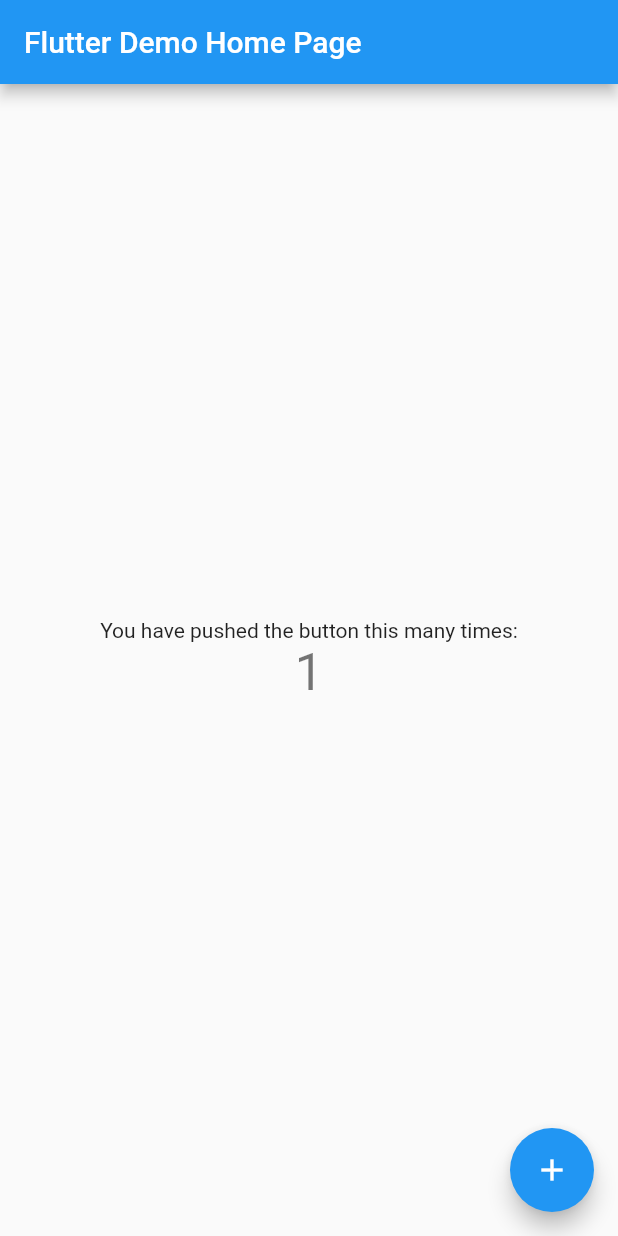
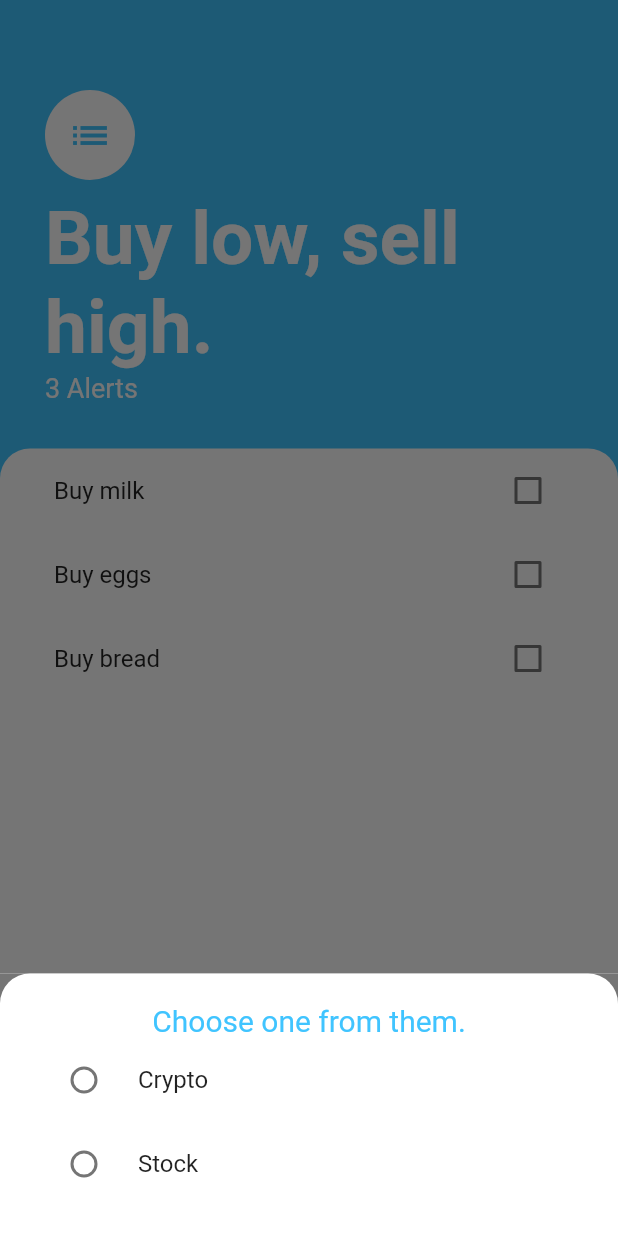
Before and after one commit to northwindapps/stock_price_alert, a Flutter app: the screen it shows after launch, after a tap on the "add" icon, on a phone screen of 412 x 824 dp. Run offline on Flutter 3.47's test engine with Material 2 defaults, Android fonts, the phone set to English and light mode, and no system bars; our stand-ins replace firebase_core, firebase_messaging, flutter_local_notifications; missing offline and left inert: background_fetch, workmanager; accounts and stored records are empty.

Commit message:
ui screens

```diff
--- a/lib/main.dart
+++ b/lib/main.dart
@@ -6,6 +6,10 @@
 import 'dart:io';
 import 'package:flutter_local_notifications/flutter_local_notifications.dart';
 import 'package:background_fetch/background_fetch.dart';
+
+import 'package:stock_price_checker_app/screens/tasks_screen.dart';
+import 'package:provider/provider.dart';
+import 'package:stock_price_checker_app/models/task_data.dart';
 
 Future<void> _firebaseMessagingBackgroundHandler(RemoteMessage message) async {
   // If you're going to use other Firebase services in the background, such as Firestore,
@@ -163,116 +167,17 @@
   });
 
   FirebaseMessaging.onBackgroundMessage(_firebaseMessagingBackgroundHandler);
-  runApp(const MyApp());
+  runApp(MyApp());
 }
 
 class MyApp extends StatelessWidget {
-  const MyApp({super.key});
-
-  // This widget is the root of your application.
   @override
   Widget build(BuildContext context) {
-    return MaterialApp(
-      title: 'Flutter Demo',
-      theme: ThemeData(
-        // This is the theme of your application.
-        //
-        // Try running your application with "flutter run". You'll see the
-        // application has a blue toolbar. Then, without quitting the app, try
-        // changing the primarySwatch below to Colors.green and then invoke
-        // "hot reload" (press "r" in the console where you ran "flutter run",
-        // or simply save your changes to "hot reload" in a Flutter IDE).
-        // Notice that the counter didn't reset back to zero; the application
-        // is not restarted.
-        primarySwatch: Colors.blue,
+    return ChangeNotifierProvider(
+      create: (context) => TaskData(),
+      child: MaterialApp(
+        home: TasksScreen(),
       ),
-      home: const MyHomePage(title: 'Flutter Demo Home Page'),
     );
   }
 }
-
-class MyHomePage extends StatefulWidget {
-  const MyHomePage({super.key, required this.title});
-
-  // This widget is the home page of your application. It is stateful, meaning
-  // that it has a State object (defined below) that contains fields that affect
-  // how it looks.
-
-  // This class is the configuration for the state. It holds the values (in this
-  // case the title) provided by the parent (in this case the App widget) and
-  // used by the build method of the State. Fields in a Widget subclass are
-  // always marked "final".
-
-  final String title;
-
-  @override
-  State<MyHomePage> createState() => _MyHomePageState();
-}
-
-class _MyHomePageState extends State<MyHomePage> {
-  int _counter = 0;
-
-  void _incrementCounter() {
-    setState(() {
-      // This call to setState tells the Flutter framework that something has
-      // changed in this State, which causes it to rerun the build method below
-      // so that the display can reflect the updated values. If we changed
-      // _counter without calling setState(), then the build method would not be
-      // called again, and so nothing would appear to happen.
-      _counter++;
-    });
-    showNotification('important', 'actually it is not.');
-  }
-
-  @override
-  Widget build(BuildContext context) {
-    // This method is rerun every time setState is called, for instance as done
-    // by the _incrementCounter method above.
-    //
-    // The Flutter framework has been optimized to make rerunning build methods
-    // fast, so that you can just rebuild anything that needs updating rather
-    // than having to individually change instances of widgets.
-    return Scaffold(
-      appBar: AppBar(
-        // Here we take the value from the MyHomePage object that was created by
-        // the App.build method, and use it to set our appbar title.
-        title: Text(widget.title),
-      ),
-      body: Center(
-        // Center is a layout widget. It takes a single child and positions it
-        // in the middle of the parent.
-        child: Column(
-          // Column is also a layout widget. It takes a list of children and
-          // arranges them vertically. By default, it sizes itself to fit its
-          // children horizontally, and tries to be as tall as its parent.
-          //
-          // Invoke "debug painting" (press "p" in the console, choose the
-          // "Toggle Debug Paint" action from the Flutter Inspector in Android
-          // Studio, or the "Toggle Debug Paint" command in Visual Studio Code)
-          // to see the wireframe for each widget.
-          //
-          // Column has various properties to control how it sizes itself and
-          // how it positions its children. Here we use mainAxisAlignment to
-          // center the children vertically; the main axis here is the vertical
-          // axis because Columns are vertical (the cross axis would be
-          // horizontal).
-          mainAxisAlignment: MainAxisAlignment.center,
-          children: <Widget>[
-            const Text(
-              'You have pushed the button this many times:',
-            ),
-            Text(
-              '$_counter',
-              style: Theme.of(context).textTheme.headlineMedium,
-            ),
-          ],
-        ),
-      ),
-      floatingActionButton: FloatingActionButton(
-        onPressed: _incrementCounter,
-        tooltip: 'Increment',
-        child: const Icon(Icons.add),
-      ), // This trailing comma makes auto-formatting nicer for build methods.
-    );
-  }
-}
--- /dev/null
+++ b/lib/models/task.dart
@@ -0,0 +1,10 @@
+class Task {
+  final String name;
+  bool isDone;
+
+  Task({required this.name, this.isDone = false});
+
+  void toggleDone() {
+    isDone = !isDone;
+  }
+}
--- /dev/null
+++ b/lib/models/task_data.dart
@@ -0,0 +1,61 @@
+import 'package:flutter/foundation.dart';
+import 'package:stock_price_checker_app/models/task.dart';
+import 'dart:collection';
+
+class TaskData extends ChangeNotifier {
+  List<Task> _tasks = [
+    Task(name: 'Buy milk'),
+    Task(name: 'Buy eggs'),
+    Task(name: 'Buy bread'),
+  ];
+
+  int state = 0;
+
+  String _displayText = 'Choose one from them.';
+
+  String get displayText => _displayText;
+
+  UnmodifiableListView<Task> get tasks {
+    return UnmodifiableListView(_tasks);
+  }
+
+  int get taskCount {
+    return _tasks.length;
+  }
+
+  void setTitle(String newTitle) {
+    _displayText = newTitle;
+  }
+
+  void addTask(String newTaskTitle) {
+    if (newTaskTitle == null) {
+      print('String is null');
+    } else {
+      final task = Task(name: newTaskTitle);
+      _tasks.add(task);
+    }
+
+    displayText;
+    notifyListeners();
+  }
+
+  void addState() {
+    state += 1;
+    notifyListeners();
+  }
+
+  void resetState() {
+    state = 0;
+    notifyListeners();
+  }
+
+  void updateTask(Task task) {
+    task.toggleDone();
+    notifyListeners();
+  }
+
+  void deleteTask(Task task) {
+    _tasks.remove(task);
+    notifyListeners();
+  }
+}
--- /dev/null
+++ b/lib/screens/add_task_screen.dart
@@ -0,0 +1,119 @@
+import 'package:flutter/material.dart';
+import 'package:stock_price_checker_app/models/task.dart';
+import 'package:provider/provider.dart';
+import 'package:stock_price_checker_app/models/task_data.dart';
+
+class AddTaskScreen extends StatelessWidget {
+  @override
+  Widget build(BuildContext context) {
+    final state = Provider.of<TaskData>(context, listen: true).state;
+    String? newTaskTitle; // Make it nullable since it might be null
+    final TextEditingController _controller = TextEditingController();
+
+    void _clearTextField() {
+      _controller.clear();
+    }
+
+    Widget buildTaskInput() {
+      return TextField(
+        controller: _controller,
+        autofocus: true,
+        textAlign: TextAlign.center,
+        onChanged: (newText) {
+          newTaskTitle = newText;
+        },
+      );
+    }
+
+    Widget buildOkButton() {
+      return TextButton(
+        style: ButtonStyle(
+          backgroundColor: MaterialStateProperty.all<Color>(
+              Colors.lightBlueAccent), // Set your desired background color here
+        ),
+        onPressed: () {
+          if (newTaskTitle != null) {
+            Provider.of<TaskData>(context, listen: false)
+                .addTask(newTaskTitle!);
+
+            if (state == 1) {
+              Provider.of<TaskData>(context, listen: false).addState();
+              Provider.of<TaskData>(context, listen: false)
+                  .setTitle('Set a lower limit price.');
+              _clearTextField();
+            } else if (state == 2) {
+              Provider.of<TaskData>(context, listen: false).resetState();
+              Provider.of<TaskData>(context, listen: false)
+                  .setTitle('Choose one from them.');
+              _clearTextField();
+              Navigator.pop(context);
+            }
+          }
+        },
+        child: Text(
+          'OK',
+          style: TextStyle(
+            color: Colors.white,
+          ),
+        ),
+      );
+    }
+
+    return Container(
+      color: const Color(0xff757575),
+      child: Container(
+        padding: EdgeInsets.all(20.0),
+        decoration: BoxDecoration(
+          color: Colors.white,
+          borderRadius: BorderRadius.only(
+            topLeft: Radius.circular(20.0),
+            topRight: Radius.circular(20.0),
+          ),
+        ),
+        child: Column(
+          crossAxisAlignment: CrossAxisAlignment.stretch,
+          children: <Widget>[
+            Text(
+              Provider.of<TaskData>(context, listen: false).displayText,
+              textAlign: TextAlign.center,
+              style: TextStyle(
+                fontSize: 20.0,
+                color: Colors.lightBlueAccent,
+              ),
+            ),
+            state == 0
+                ? Column(
+                    children: [
+                      RadioListTile<int>(
+                        title: Text("Crypto"),
+                        value: 0,
+                        groupValue: null,
+                        onChanged: (value) {
+                          Provider.of<TaskData>(context, listen: false)
+                              .addState();
+                          Provider.of<TaskData>(context, listen: false)
+                              .setTitle('Enter a code.');
+                        },
+                      ),
+                      RadioListTile<int>(
+                        title: Text("Stock"),
+                        value: 1,
+                        groupValue: null,
+                        onChanged: (value) {
+                          Provider.of<TaskData>(context, listen: false)
+                              .addState();
+                          Provider.of<TaskData>(context, listen: false)
+                              .setTitle('Enter a code.');
+                        },
+                      ),
+                    ],
+                  )
+                : SizedBox.shrink(),
+            (state == 1 || state == 2) ? buildTaskInput() : SizedBox.shrink(),
+            (state == 1 || state == 2) ? buildOkButton() : SizedBox.shrink(),
+          ],
+        ),
+      ),
+    );
+  }
+}
--- /dev/null
+++ b/lib/screens/tasks_screen.dart
@@ -0,0 +1,82 @@
+import 'package:flutter/material.dart';
+import 'package:stock_price_checker_app/widgets/tasks_list.dart';
+import 'package:stock_price_checker_app/screens/add_task_screen.dart';
+import 'package:provider/provider.dart';
+import 'package:stock_price_checker_app/models/task_data.dart';
+
+class TasksScreen extends StatelessWidget {
+  @override
+  Widget build(BuildContext context) {
+    return Scaffold(
+      backgroundColor: Colors.lightBlueAccent,
+      floatingActionButton: FloatingActionButton(
+          backgroundColor: Colors.lightBlueAccent,
+          child: Icon(Icons.add),
+          onPressed: () {
+            showModalBottomSheet(
+                context: context,
+                isScrollControlled: true,
+                builder: (context) => SingleChildScrollView(
+                        child: Container(
+                      padding: EdgeInsets.only(
+                          bottom: MediaQuery.of(context).viewInsets.bottom),
+                      child: AddTaskScreen(),
+                    )));
+          }),
+      body: Column(
+        crossAxisAlignment: CrossAxisAlignment.start,
+        children: <Widget>[
+          Container(
+            padding: EdgeInsets.only(
+                top: 60.0, left: 30.0, right: 30.0, bottom: 30.0),
+            child: Column(
+              crossAxisAlignment: CrossAxisAlignment.start,
+              children: <Widget>[
+                CircleAvatar(
+                  child: Icon(
+                    Icons.list,
+                    size: 30.0,
+                    color: Colors.lightBlueAccent,
+                  ),
+                  backgroundColor: Colors.white,
+                  radius: 30.0,
+                ),
+                SizedBox(
+                  height: 10.0,
+                ),
+                Text(
+                  'Buy low, sell high.',
+                  style: TextStyle(
+                    color: Colors.white,
+                    fontSize: 50.0,
+                    fontWeight: FontWeight.w700,
+                  ),
+                ),
+                Text(
+                  '${Provider.of<TaskData>(context).taskCount} Alerts',
+                  style: TextStyle(
+                    color: Colors.white,
+                    fontSize: 18,
+                  ),
+                ),
+              ],
+            ),
+          ),
+          Expanded(
+            child: Container(
+              padding: EdgeInsets.symmetric(horizontal: 20.0),
+              decoration: BoxDecoration(
+                color: Colors.white,
+                borderRadius: BorderRadius.only(
+                  topLeft: Radius.circular(20.0),
+                  topRight: Radius.circular(20.0),
+                ),
+              ),
+              child: TasksList(),
+            ),
+          ),
+        ],
+      ),
+    );
+  }
+}
--- /dev/null
+++ b/lib/widgets/task_tile.dart
@@ -0,0 +1,36 @@
+import 'package:flutter/material.dart';
+
+class TaskTile extends StatelessWidget {
+  final bool isChecked;
+  final String taskTitle;
+  final Function checkboxCallback;
+  final Function longPressCallback;
+
+  TaskTile({
+    required this.isChecked,
+    required this.taskTitle,
+    required this.checkboxCallback,
+    required this.longPressCallback,
+  });
+
+  @override
+  Widget build(BuildContext context) {
+    return ListTile(
+      onLongPress: () => longPressCallback,
+      title: Text(
+        taskTitle,
+        style: TextStyle(
+          decoration: isChecked ? TextDecoration.lineThrough : null,
+        ),
+      ),
+      trailing: Checkbox(
+        activeColor: Colors.lightBlueAccent,
+        value: isChecked,
+        onChanged: (newValue) {
+          checkboxCallback(
+              newValue); // Pass the newValue which is of type bool?
+        },
+      ),
+    );
+  }
+}
--- /dev/null
+++ b/lib/widgets/tasks_list.dart
@@ -0,0 +1,34 @@
+import 'package:flutter/material.dart';
+import 'package:stock_price_checker_app/widgets/task_tile.dart';
+import 'package:provider/provider.dart';
+import 'package:stock_price_checker_app/models/task_data.dart';
+
+class TasksList extends StatelessWidget {
+  @override
+  Widget build(BuildContext context) {
+    return Consumer<TaskData>(
+      builder: (context, taskData, child) {
+        return ListView.builder(
+          itemBuilder: (context, index) {
+            final task = taskData.tasks[index];
+            return TaskTile(
+              taskTitle:
+                  task.name, // Non-nullable since task.name can't be null
+              isChecked:
+                  task.isDone, // Non-nullable since task.isDone can't be null
+              checkboxCallback: (bool checkboxState) {
+                // Annotated with bool
+                taskData.updateTask(task);
+              },
+              longPressCallback: () {
+                // No need to specify a return type here
+                taskData.deleteTask(task);
+              },
+            );
+          },
+          itemCount: taskData.taskCount,
+        );
+      },
+    );
+  }
+}
--- a/pubspec.yaml
+++ b/pubspec.yaml
@@ -19,7 +19,7 @@
 version: 1.0.0+1
 
 environment:
-  sdk: '>=2.19.0 <3.0.0'
+  sdk: '>=2.20.0 <3.0.0'
 
 # Dependencies specify other packages that your package needs in order to work.
 # To automatically upgrade your package dependencies to the latest versions
```
Also changed, not shown: 2 other files.
